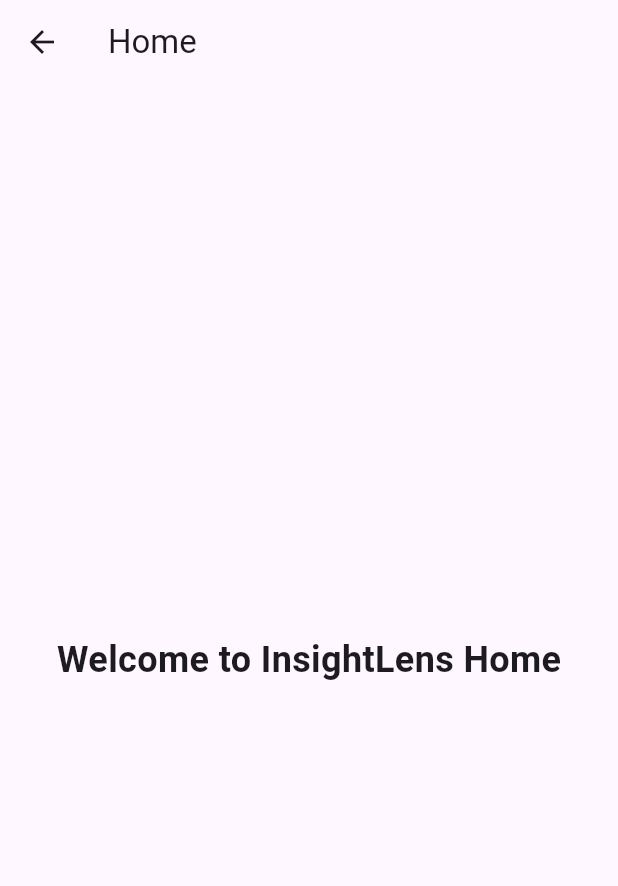
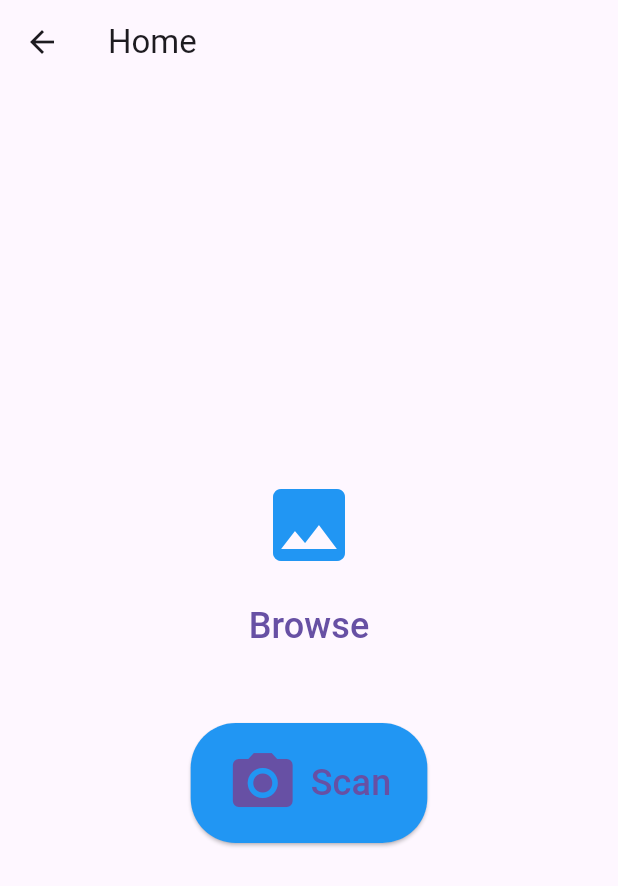
Before and after one commit to johnobodai/alu-mobile_application, a Flutter app: the HomeScreen screen opened by its route, on a phone screen of 412 x 824 dp. Shown: the top 886 px of the screen. Run offline on Flutter 3.47's test engine with Material 3 defaults, Android fonts, the phone set to English and light mode, and no system bars.

Commit message:
Add browse and scan buttons to home screen

```diff
--- a/insight_lens/lib/home_screen.dart
+++ b/insight_lens/lib/home_screen.dart
@@ -9,13 +9,55 @@ class HomeScreen extends StatelessWidget {
       appBar: AppBar(
         title: const Text('Home'),
       ),
-      body: const Center(
-        child: Text(
-          'Welcome to InsightLens Home',
-          style: TextStyle(
-            fontSize: 24,
-            fontWeight: FontWeight.bold,
-          ),
+      body: Center(
+        child: Column(
+          mainAxisAlignment: MainAxisAlignment.center,
+          crossAxisAlignment: CrossAxisAlignment.center,
+          children: [
+            Column(
+              mainAxisAlignment: MainAxisAlignment.center,
+              children: [
+                const Icon(
+                  Icons.image,
+                  size: 64, // Increased icon size
+                  color: Colors.blue, // Icon color
+                ),
+                const SizedBox(height: 10), // Spacer
+                TextButton(
+                  onPressed: () {
+                    // Placeholder for browse action
+                  },
+                  child: const Text(
+                    'Browse',
+                    style: TextStyle(fontSize: 24), // Increased text size
+                  ),
+                ),
+              ],
+            ),
+            const SizedBox(height: 40), // Space between buttons
+            ElevatedButton.icon(
+              onPressed: () {
+                // Placeholder for scan action
+              },
+              icon: const Icon(
+                Icons.camera_alt,
+                size: 48, // Increased icon size
+              ),
+              label: const Text(
+                'Scan',
+                style: TextStyle(fontSize: 24), // Increased text size
+              ),
+              style: ElevatedButton.styleFrom(
+                backgroundColor:
+                    Colors.blue, // Blue background for the Scan button
+                padding: const EdgeInsets.symmetric(
+                    vertical: 16, horizontal: 24), // Adjust button padding
+                shape: RoundedRectangleBorder(
+                  borderRadius: BorderRadius.circular(30.0), // Rounded shape
+                ),
+              ),
+            ),
+          ],
         ),
       ),
     );
--- a/insight_lens/lib/log_in_screen.dart
+++ b/insight_lens/lib/log_in_screen.dart
@@ -1,4 +1,5 @@
 import 'package:flutter/material.dart';
+import 'home_screen.dart'; // Import the home screen file
 
 class LogInScreen extends StatelessWidget {
   const LogInScreen({super.key});
@@ -70,6 +71,12 @@ class LogInScreen extends StatelessWidget {
                 ElevatedButton(
                   onPressed: () {
                     // Placeholder for log in action
+                    // Navigate to the home screen
+                    Navigator.push(
+                      context,
+                      MaterialPageRoute(
+                          builder: (context) => const HomeScreen()),
+                    );
                   },
                   style: ElevatedButton.styleFrom(
                     backgroundColor:
```
